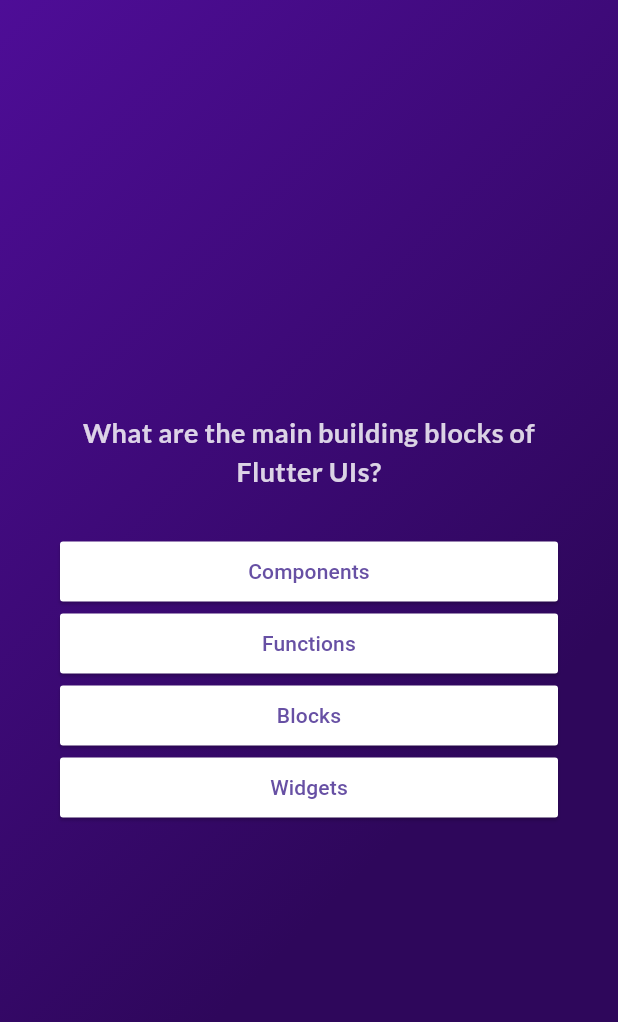
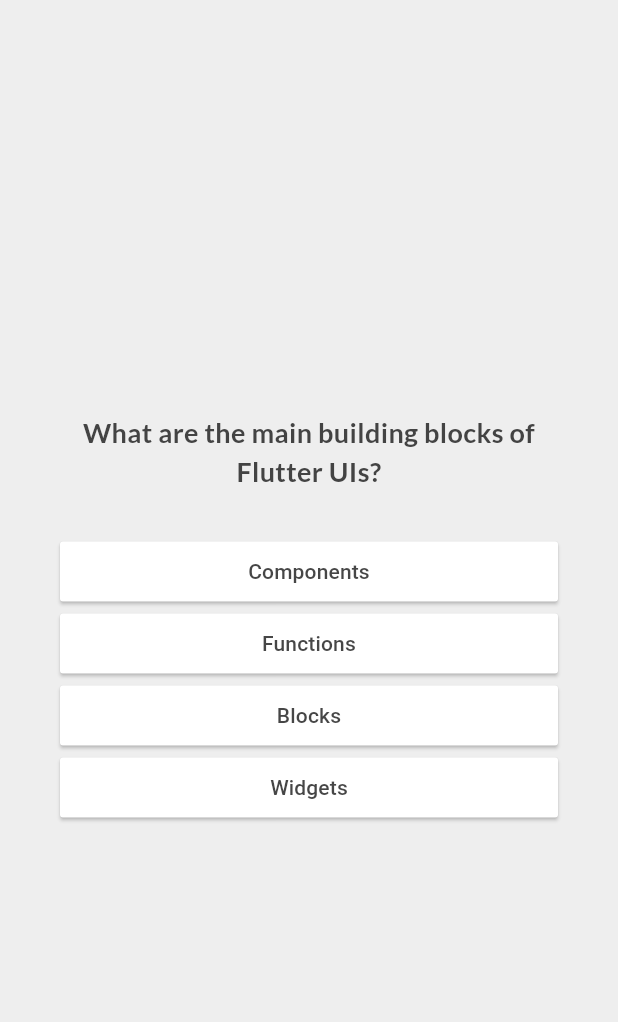
Before and after one commit to AdrianKnapp/quiz-app, a Flutter app: the screen it shows after launch, after a tap on "Start Quiz", on a phone screen of 412 x 824 dp. Shown: the top 1022 px of the screen. Run offline on Flutter 3.47's test engine with Material 3 defaults, Android fonts, the phone set to English and light mode, and no system bars; our stand-ins replace google_fonts.

```diff
--- a/lib/answer_button.dart
+++ b/lib/answer_button.dart
@@ -21,6 +21,12 @@ class AnswerButton extends StatelessWidget {
             borderRadius: BorderRadius.circular(2),
           ),
         ),
-        child: Text(answerText, textAlign: TextAlign.center));
+        child: Text(
+          answerText,
+          textAlign: TextAlign.center,
+          style: TextStyle(
+            color: Color.fromARGB(221, 41, 41, 41),
+          ),
+        ));
   }
 }
--- a/lib/questions_screen.dart
+++ b/lib/questions_screen.dart
@@ -40,7 +40,7 @@ class _QuestionsScreenState extends State<QuestionsScreen> {
               Text(
                 currentQuestion.text,
                 style: GoogleFonts.lato(
-                    color: const Color.fromARGB(209, 255, 255, 255),
+                    color: const Color.fromARGB(221, 41, 41, 41),
                     fontSize: 18,
                     fontWeight: FontWeight.bold),
                 textAlign: TextAlign.center,
--- a/lib/quiz.dart
+++ b/lib/quiz.dart
@@ -36,7 +36,7 @@ class _QuizState extends State<Quiz> {
 
     if (selectedAnswers.length == questions.length) {
       setState(() {
-        activeScreen = const ResultsScreen();
+        activeScreen = ResultsScreen(selectedAnswers: selectedAnswers);
         selectedAnswers = [];
       });
     }
@@ -46,15 +46,8 @@ class _QuizState extends State<Quiz> {
     return MaterialApp(
       home: Scaffold(
         body: Container(
-          decoration: const BoxDecoration(
-            gradient: LinearGradient(
-              begin: Alignment.topLeft,
-              colors: [
-                Color.fromARGB(255, 78, 13, 151),
-                Color.fromARGB(255, 46, 7, 91)
-              ],
-            ),
-          ),
+          decoration:
+              const BoxDecoration(color: Color.fromARGB(255, 238, 238, 238)),
           child: activeScreen,
         ),
       ),
--- a/lib/start_screen.dart
+++ b/lib/start_screen.dart
@@ -15,13 +15,13 @@ class StartScreen extends StatelessWidget {
           Image.asset(
             'assets/images/quiz-logo.png',
             width: 180,
-            color: const Color.fromARGB(105, 255, 255, 255),
+            color: const Color.fromARGB(221, 41, 41, 41),
           ),
           const SizedBox(height: 30),
           Text(
             'Learn Flutter the fun way!',
             style: GoogleFonts.lato(
-              color: Colors.white,
+              color: Color.fromARGB(221, 41, 41, 41),
               fontSize: 20,
             ),
           ),
@@ -29,12 +29,14 @@ class StartScreen extends StatelessWidget {
           OutlinedButton.icon(
             onPressed: startQuiz,
             style: OutlinedButton.styleFrom(
-              foregroundColor: Colors.white,
+              backgroundColor: Colors.white,
+              foregroundColor: Color.fromARGB(221, 41, 41, 41),
+              side: BorderSide.none,
             ),
             icon: const Icon(
               Icons.chevron_right,
               size: 20,
-              color: Colors.white,
+              color: Color.fromARGB(221, 41, 41, 41),
             ),
             label: const Text('Start Quiz'),
           )
```
Also changed, not shown: lib/questions_summary.dart (added, +37 -0 lines), lib/results_screen.dart (+49 -4 lines).
